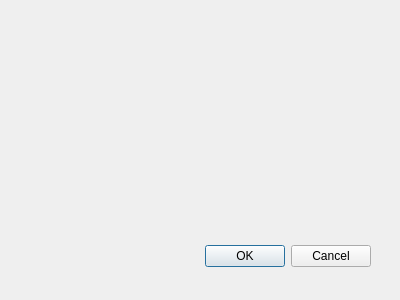
Qt form analysis.ui (yixinj/AnaCam-GUI) before a commit.
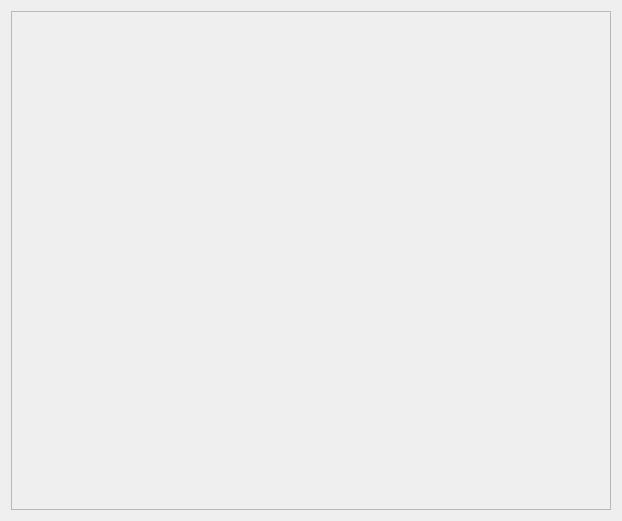
The same form after that commit.

Commit message: open in new window

Diff of the .ui file:
```diff
--- a/analysis.ui
+++ b/analysis.ui
@@ -3,34 +3,42 @@
  <comment></comment>
  <exportmacro></exportmacro>
  <class>Dialog</class>
- <widget class="QDialog" name="Dialog" >
-  <property name="geometry" >
+ <widget class="QDialog" name="Dialog">
+  <property name="geometry">
    <rect>
     <x>0</x>
     <y>0</y>
-    <width>400</width>
-    <height>300</height>
+    <width>617</width>
+    <height>521</height>
    </rect>
   </property>
   <property name="windowTitle" >
    <string>Dialog</string>
   </property>
-  <widget class="QDialogButtonBox" name="buttonBox" >
-   <property name="geometry" >
-    <rect>
-     <x>30</x>
-     <y>240</y>
-     <width>341</width>
-     <height>32</height>
-    </rect>
-   </property>
-   <property name="orientation" >
-    <enum>Qt::Horizontal</enum>
-   </property>
-   <property name="standardButtons" >
-    <set>QDialogButtonBox::Cancel|QDialogButtonBox::Ok</set>
-   </property>
-  </widget>
+  <layout class="QVBoxLayout" name="verticalLayout">
+   <item>
+    <widget class="QLabel" name="mainImage">
+     <property name="sizePolicy">
+      <sizepolicy hsizetype="Expanding" vsizetype="Expanding">
+       <horstretch>0</horstretch>
+       <verstretch>0</verstretch>
+      </sizepolicy>
+     </property>
+     <property name="minimumSize">
+      <size>
+       <width>600</width>
+       <height>400</height>
+      </size>
+     </property>
+     <property name="frameShape">
+      <enum>QFrame::StyledPanel</enum>
+     </property>
+     <property name="text">
+      <string/>
+     </property>
+    </widget>
+   </item>
+  </layout>
  </widget>
  <pixmapfunction></pixmapfunction>
  <resources/>
```
Left out of the diff: 44 changed lines with no effect on the pictures. The commit also changes 2 other files.
